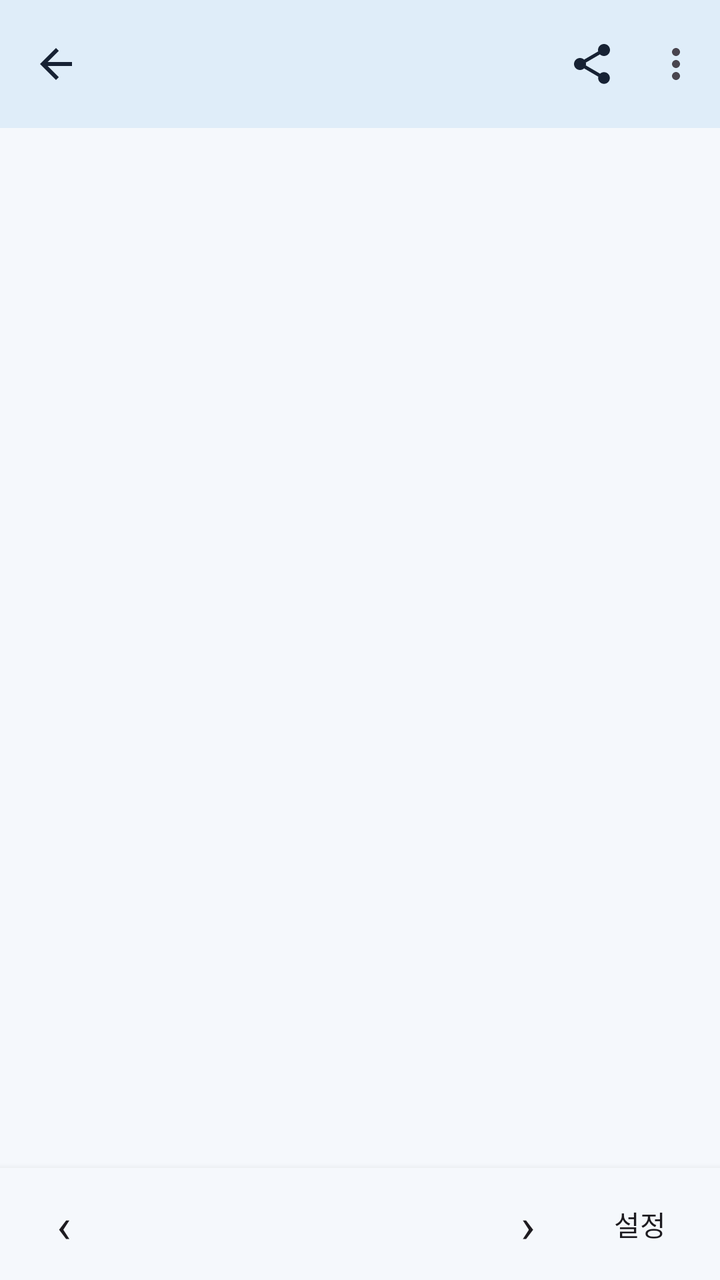
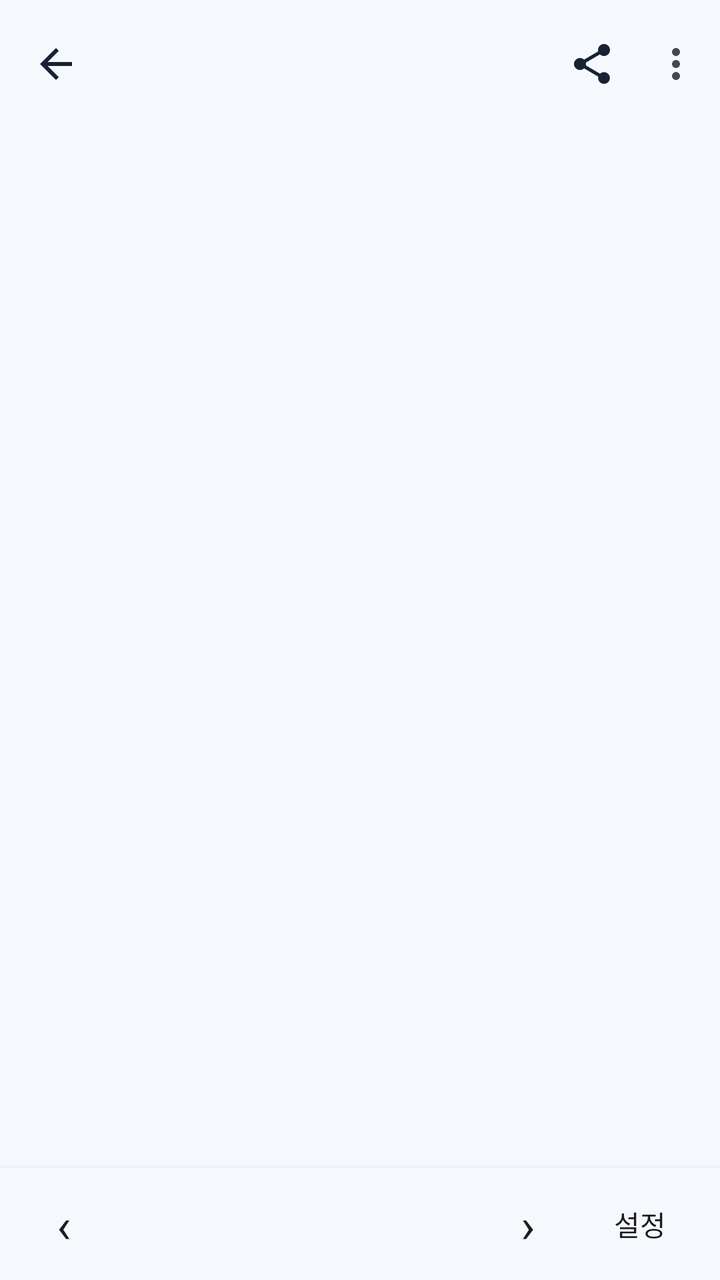

An Android layout rendered at two revisions. The XML below is the earlier revision; the diff shows what the commit changed to produce the second picture.
<!-- AndroidManifest.xml: application theme Theme.WaterView -->
<!-- res/layout/activity_viewer.xml -->
<?xml version="1.0" encoding="utf-8"?>
<LinearLayout xmlns:android="http://schemas.android.com/apk/res/android"
    xmlns:app="http://schemas.android.com/apk/res-auto"
    android:id="@+id/root"
    android:layout_width="match_parent"
    android:layout_height="match_parent"
    android:orientation="vertical">

    <com.google.android.material.appbar.MaterialToolbar
        android:id="@+id/toolbar"
        android:layout_width="match_parent"
        android:layout_height="?attr/actionBarSize"
        android:background="?attr/colorSurface"
        android:elevation="4dp"
        app:menu="@menu/viewer_menu"
        app:navigationContentDescription="@string/back"
        app:navigationIcon="@drawable/ic_back"
        app:subtitleTextAppearance="?attr/textAppearanceBodySmall"
        app:titleTextAppearance="?attr/textAppearanceTitleMedium" />

    
    <LinearLayout
        android:id="@+id/searchBar"
        android:layout_width="match_parent"
        android:layout_height="wrap_content"
        android:orientation="horizontal"
        android:gravity="center_vertical"
        android:background="?attr/colorSurface"
        android:elevation="4dp"
        android:paddingStart="12dp"
        android:paddingEnd="4dp"
        android:visibility="gone">

        <EditText
            android:id="@+id/searchInput"
            android:layout_width="0dp"
            android:layout_height="wrap_content"
            android:layout_weight="1"
            android:hint="@string/search_in_document"
            android:imeOptions="actionSearch"
            android:inputType="text|textNoSuggestions"
            android:maxLines="1"
            android:minHeight="48dp"
            android:importantForAutofill="no" />

        <TextView
            android:id="@+id/searchCount"
            android:layout_width="wrap_content"
            android:layout_height="wrap_content"
            android:accessibilityLiveRegion="polite"
            android:paddingStart="6dp"
            android:paddingEnd="6dp"
            android:textAppearance="?attr/textAppearanceBodySmall"
            android:textColor="?attr/colorOnSurfaceVariant" />

        <ImageButton
            android:id="@+id/searchPrev"
            android:layout_width="48dp"
            android:layout_height="48dp"
            android:background="?attr/selectableItemBackgroundBorderless"
            android:contentDescription="@string/previous_match"
            android:src="@drawable/ic_up" />

        <ImageButton
            android:id="@+id/searchNext"
            android:layout_width="48dp"
            android:layout_height="48dp"
            android:background="?attr/selectableItemBackgroundBorderless"
            android:contentDescription="@string/next_match"
            android:src="@drawable/ic_down" />

        <ImageButton
            android:id="@+id/searchClose"
            android:layout_width="48dp"
            android:layout_height="48dp"
            android:background="?attr/selectableItemBackgroundBorderless"
            android:contentDescription="@string/close_search"
            android:src="@drawable/ic_close" />
    </LinearLayout>

    
    <com.google.android.material.progressindicator.LinearProgressIndicator
        android:id="@+id/saveProgress"
        android:layout_width="match_parent"
        android:layout_height="wrap_content"
        android:visibility="gone"
        app:trackCornerRadius="0dp" />

    
    <FrameLayout
        android:layout_width="match_parent"
        android:layout_height="0dp"
        android:layout_weight="1">

        <FrameLayout
            android:id="@+id/container"
            android:layout_width="match_parent"
            android:layout_height="match_parent" />

        
        <View
            android:id="@+id/fastScrollTrack"
            android:layout_width="48dp"
            android:layout_height="match_parent"
            android:layout_gravity="end"
            android:importantForAccessibility="no"
            android:visibility="invisible" />

        <View
            android:id="@+id/fastScrollThumb"
            android:layout_width="6dp"
            android:layout_height="@dimen/fast_scroll_thumb_min"
            android:layout_gravity="end|top"
            android:layout_marginEnd="10dp"
            android:background="@drawable/scroll_thumb"
            android:importantForAccessibility="no"
            android:visibility="invisible" />

        
        <TextView
            android:id="@+id/pageIndicator"
            android:layout_width="wrap_content"
            android:layout_height="wrap_content"
            android:layout_gravity="bottom|center_horizontal"
            android:layout_marginBottom="16dp"
            android:background="@drawable/page_pill_bg"
            android:elevation="3dp"
            android:focusable="true"
            android:gravity="center"
            android:minHeight="48dp"
            android:minWidth="56dp"
            android:paddingStart="12dp"
            android:paddingEnd="12dp"
            android:textAppearance="?attr/textAppearanceLabelLarge"
            android:textColor="#FFFFFF"
            android:visibility="gone" />
    </FrameLayout>

    <LinearLayout
        android:id="@+id/readerBottomBar"
        android:layout_width="match_parent"
        android:layout_height="wrap_content"
        android:orientation="vertical"
        android:background="?attr/colorSurface"
        android:elevation="6dp">
        <SeekBar
            android:id="@+id/pdfPageSeek"
            android:layout_width="match_parent"
            android:layout_height="28dp"
            android:paddingStart="20dp"
            android:paddingEnd="20dp"
            android:progressTint="?attr/colorPrimary"
            android:progressBackgroundTint="?attr/colorOutlineVariant"
            android:thumbTint="?attr/colorPrimary"
            android:visibility="gone"
            android:contentDescription="@string/pdf_page_position" />

        <LinearLayout
            android:layout_width="match_parent"
            android:layout_height="56dp"
            android:gravity="center_vertical"
            android:orientation="horizontal"
            android:paddingStart="8dp"
            android:paddingEnd="8dp">

            <TextView
                android:id="@+id/bottomPrev"
                android:layout_width="48dp"
                android:layout_height="48dp"
                android:background="?attr/selectableItemBackgroundBorderless"
                android:contentDescription="@string/previous_page"
                android:gravity="center"
                android:text="‹"
                android:textAppearance="?attr/textAppearanceHeadlineSmall"
                android:clickable="true"
                android:focusable="true" />

            <TextView
                android:id="@+id/bottomPageCounter"
                android:layout_width="0dp"
                android:layout_height="match_parent"
                android:layout_weight="1"
                android:gravity="center"
                android:textAppearance="?attr/textAppearanceBodyMedium"
                android:textColor="?attr/colorOnSurfaceVariant" />

            <TextView
                android:id="@+id/bottomNext"
                android:layout_width="48dp"
                android:layout_height="48dp"
                android:background="?attr/selectableItemBackgroundBorderless"
                android:contentDescription="@string/next_page"
                android:gravity="center"
                android:text="›"
                android:textAppearance="?attr/textAppearanceHeadlineSmall"
                android:clickable="true"
                android:focusable="true" />

            <TextView
                android:id="@+id/bottomSettings"
                android:layout_width="wrap_content"
                android:layout_height="48dp"
                android:background="?attr/selectableItemBackground"
                android:contentDescription="@string/settings"
                android:gravity="center"
                android:minWidth="64dp"
                android:paddingStart="12dp"
                android:paddingEnd="12dp"
                android:text="@string/settings"
                android:textAppearance="?attr/textAppearanceLabelLarge"
                android:clickable="true"
                android:focusable="true" />
        </LinearLayout>
    </LinearLayout>
</LinearLayout>
<!-- resources referenced by this layout -->
<resources>
  <dimen name="fast_scroll_thumb_min">48dp</dimen>
  <!-- drawable ic_down (drawable) -->
  <?xml version="1.0" encoding="utf-8"?>
  <vector xmlns:android="http://schemas.android.com/apk/res/android"
      android:width="24dp"
      android:height="24dp"
      android:viewportWidth="24"
      android:viewportHeight="24"
      android:tint="?attr/colorOnSurface">
      <path
          android:fillColor="#FF000000"
          android:pathData="M16.59,8.59L12,13.17 7.41,8.59 6,10l6,6 6,-6z" />
  </vector>
  <!-- drawable ic_up (drawable) -->
  <?xml version="1.0" encoding="utf-8"?>
  <vector xmlns:android="http://schemas.android.com/apk/res/android"
      android:width="24dp"
      android:height="24dp"
      android:viewportWidth="24"
      android:viewportHeight="24"
      android:tint="?attr/colorOnSurface">
      <path
          android:fillColor="#FF000000"
          android:pathData="M12,8l-6,6 1.41,1.41L12,10.83l4.59,4.58L18,14z" />
  </vector>
  <!-- drawable page_pill_bg (drawable) -->
  <?xml version="1.0" encoding="utf-8"?>
  <inset xmlns:android="http://schemas.android.com/apk/res/android"
      android:insetTop="8dp"
      android:insetBottom="8dp">
      <shape android:shape="rectangle">
          <solid android:color="#E62A2D31" />
          <stroke android:width="1dp" android:color="#33FFFFFF" />
          <corners android:radius="16dp" />
      </shape>
  </inset>
  <string name="back">뒤로</string>
  <string name="close_search">검색 닫기</string>
  <string name="next_match">다음 결과</string>
  <string name="next_page">다음 페이지</string>
  <string name="pdf_page_position">PDF 페이지 위치</string>
  <string name="previous_match">이전 결과</string>
  <string name="previous_page">이전 페이지</string>
  <string name="search_in_document">문서에서 찾기</string>
  <string name="settings">설정</string>
  <color name="waterview_primary">#1188DD</color>
  <color name="waterview_on_primary">#FFFFFF</color>
  <color name="waterview_primary_container">#D8EDFF</color>
  <color name="waterview_on_primary_container">#082E50</color>
  <color name="waterview_secondary">#29486F</color>
  <color name="waterview_on_secondary">#FFFFFF</color>
  <color name="waterview_secondary_container">#DEE9F8</color>
  <color name="waterview_on_secondary_container">#172D49</color>
  <color name="waterview_tertiary">#176D95</color>
  <color name="waterview_on_tertiary">#FFFFFF</color>
  <color name="waterview_tertiary_container">#CDEEFF</color>
  <color name="waterview_on_tertiary_container">#002B3D</color>
  <color name="waterview_error">#BA1A1A</color>
  <color name="waterview_on_error">#FFFFFF</color>
  <color name="waterview_error_container">#F9DEDC</color>
  <color name="waterview_on_error_container">#410E0B</color>
  <color name="waterview_surface">#F5F8FC</color>
  <color name="waterview_on_surface">#172234</color>
  <color name="waterview_surface_variant">#E6EDF6</color>
  <color name="waterview_on_surface_variant">#46566D</color>
  <color name="waterview_surface_container_lowest">#FFFFFF</color>
  <color name="waterview_surface_container_low">#F1F5FA</color>
  <color name="waterview_surface_container">#EAF0F7</color>
  <color name="waterview_surface_container_high">#E4EBF4</color>
  <color name="waterview_surface_container_highest">#DCE5F0</color>
  <color name="waterview_surface_dim">#D5DFEB</color>
  <color name="waterview_surface_bright">#FFFFFF</color>
  <color name="waterview_outline">#718198</color>
  <color name="waterview_outline_variant">#CDD8E6</color>
  <color name="waterview_inverse_surface">#25344A</color>
  <color name="waterview_inverse_on_surface">#EDF3FC</color>
  <color name="waterview_inverse_primary">#62BAEE</color>
  <!-- unchanged entries left out for length: 4 -->
</resources>

<!-- the commit's change to res/layout/activity_viewer.xml (unified diff, before → after) -->
@@ -11,7 +11,7 @@
         android:layout_width="match_parent"
         android:layout_height="?attr/actionBarSize"
         android:background="?attr/colorSurface"
-        android:elevation="4dp"
+        android:elevation="0dp"
         app:menu="@menu/viewer_menu"
         app:navigationContentDescription="@string/back"
         app:navigationIcon="@drawable/ic_back"
